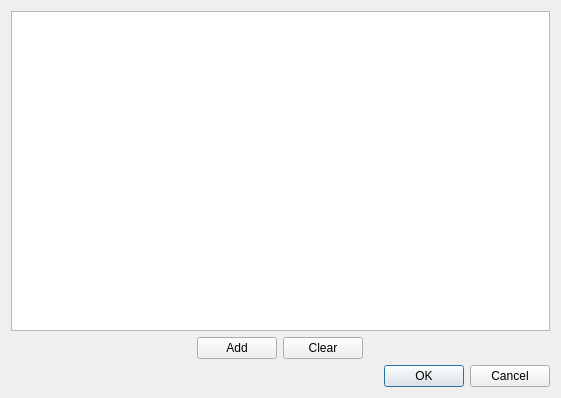
Old version of the form src/qt-gui/DiscDistributionDialog.ui in the repository yannik131/Cell.
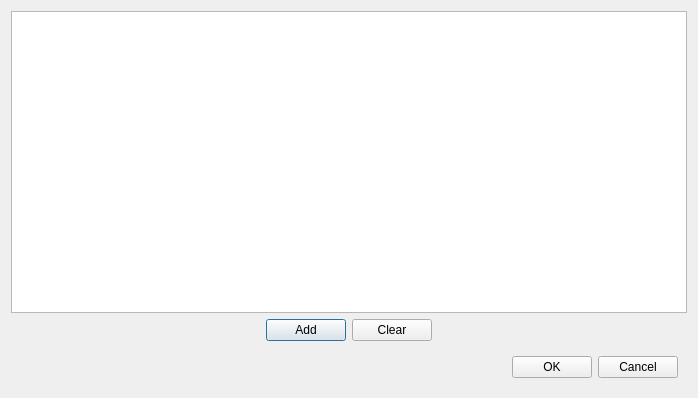
New version of the form.

Patch:
```diff
--- a/src/qt-gui/DiscDistributionDialog.ui
+++ b/src/qt-gui/DiscDistributionDialog.ui
@@ -9,7 +9,7 @@
    <rect>
     <x>0</x>
     <y>0</y>
-    <width>561</width>
+    <width>698</width>
     <height>398</height>
    </rect>
   </property>
@@ -52,14 +52,24 @@
      </layout>
     </widget>
    </item>
-   <item>
-    <widget class="QDialogButtonBox" name="buttonBox">
-     <property name="orientation">
-      <enum>Qt::Horizontal</enum>
-     </property>
-     <property name="standardButtons">
-      <set>QDialogButtonBox::Cancel|QDialogButtonBox::Ok</set>
-     </property>
+   <item alignment="Qt::AlignRight">
+    <widget class="QWidget" name="widget_2" native="true">
+     <layout class="QHBoxLayout" name="horizontalLayout_2">
+      <item>
+       <widget class="QPushButton" name="okPushButton">
+        <property name="text">
+         <string>OK</string>
+        </property>
+       </widget>
+      </item>
+      <item>
+       <widget class="QPushButton" name="cancelPushButton">
+        <property name="text">
+         <string>Cancel</string>
+        </property>
+       </widget>
+      </item>
+     </layout>
     </widget>
    </item>
   </layout>
```
Left out of the diff: 35 changed lines with no effect on the pictures.
